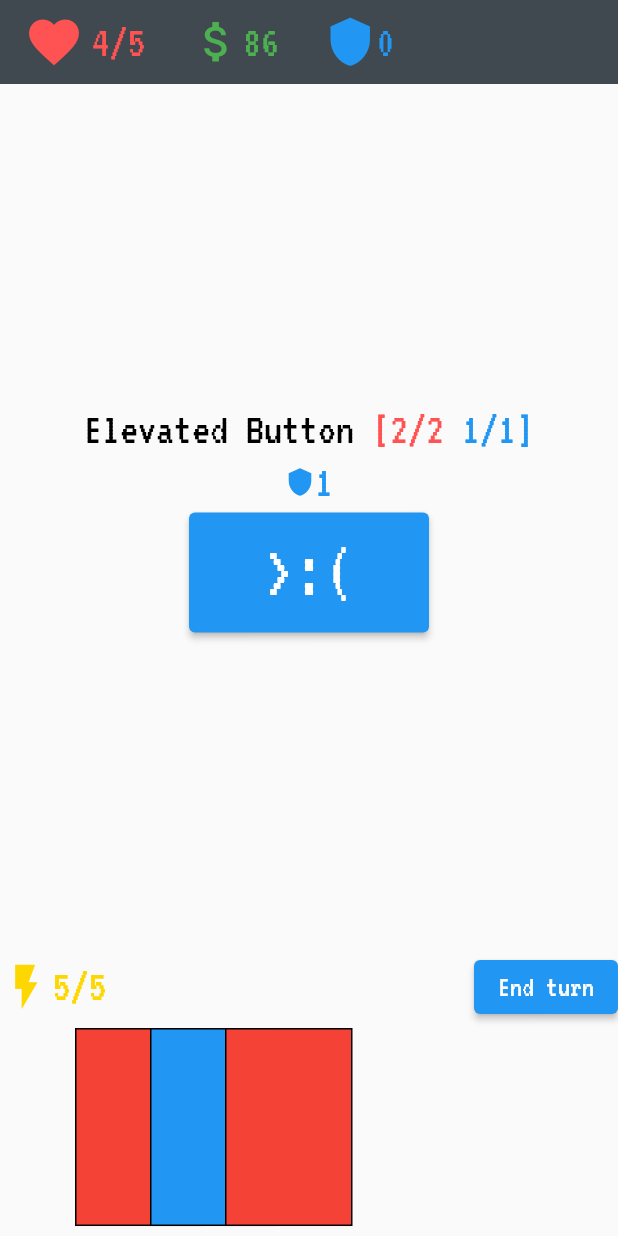
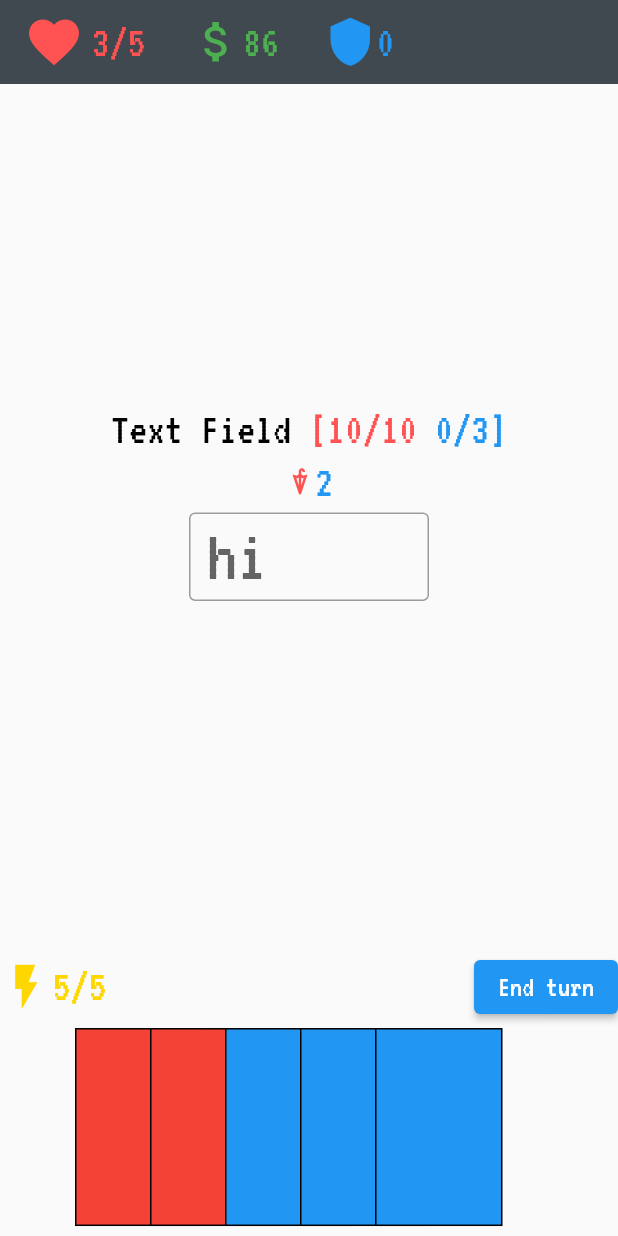
Before and after one commit to thehir0/dotw, a Flutter app: the GameScreen screen opened by its route, after a tap on "End turn", on a phone screen of 412 x 824 dp. Run offline on Flutter 3.47's test engine with Material 2 defaults, Android fonts, the phone set to English and light mode, and no system bars; our stand-ins replace get, google_fonts.

Commit message:
Upgraded card system & Added new enemy

```diff
--- a/lib/cards/offensive_cards/offensive_card.dart
+++ b/lib/cards/offensive_cards/offensive_card.dart
@@ -2,7 +2,6 @@ import 'package:dotw/cards/card.dart';
 import 'package:dotw/entities/enemies/enemy.dart';
 import 'package:dotw/entities/player.dart';
 import 'package:flutter/material.dart';
-import 'package:get/get_state_manager/src/rx_flutter/rx_obx_widget.dart';
 
 class OffensiveCard extends GameCard {
   final int dmg;
@@ -15,7 +14,7 @@ class OffensiveCard extends GameCard {
   });
 
   @override
-  Widget render(){
+  Widget render() {
     return Draggable<GameCard>(
       childWhenDragging: Container(),
       data: this,
--- a/lib/entities/enemies/elevated_button_enemy.dart
+++ b/lib/entities/enemies/elevated_button_enemy.dart
@@ -5,18 +5,15 @@ import 'package:flutter/material.dart';
 import 'package:get/state_manager.dart';
 import 'package:google_fonts/google_fonts.dart';
 
-
 class ElevatedButtonEnemy extends Enemy {
   var face = '>:('.obs;
-
 
   ElevatedButtonEnemy()
       : super(
           name: 'Elevated Button',
           description: 'bla bla',
           hp: 2.obs,
-          hpMax: 2,
-          block: 0.obs,
+          hpMax: 2.obs,
           dmg: 1.obs,
           difficulty: 1,
           moveSet: [MoveSet.attack, MoveSet.block],
@@ -33,7 +30,11 @@ class ElevatedButtonEnemy extends Enemy {
             face.value = '>:(';
           }
         },
-        child: Obx(() => Text(face.value, style: GoogleFonts.vt323(textStyle: const TextStyle(fontSize: 50)),)),
+        child: Obx(() => Text(
+              face.value,
+              style:
+                  GoogleFonts.vt323(textStyle: const TextStyle(fontSize: 50)),
+            )),
       ),
     );
   }
--- a/lib/entities/enemies/enemy.dart
+++ b/lib/entities/enemies/enemy.dart
@@ -15,11 +15,10 @@ class Enemy extends Entity {
     required super.hp,
     required super.hpMax,
     required super.dmg,
-    required super.block,
     required this.moveSet,
     required this.difficulty,
     required this.blockMax,
-  }){
+  }) : super(block: 0.obs) {
     currentMove = moveSet[0].obs; // todo: broken moveset
   }
 
@@ -28,28 +27,28 @@ class Enemy extends Entity {
     return currentMove.value;
   }
 
-  void move(Player player, int turn){
+  void move(Player player, int turn) {
     block.value = 0;
-    if(getMove(turn + 1) == MoveSet.block){
+    if (getMove(turn + 1) == MoveSet.block) {
       blockMove();
     }
-    switch(getMove(turn)){
+    switch (getMove(turn)) {
       case MoveSet.attack:
         attack(player);
         break;
       case MoveSet.support:
         supportMove();
         break;
+      case MoveSet.block:
+        break;
     }
   }
 
-  void blockMove(){
+  void blockMove() {
     block.value = blockMax;
   }
 
-  void supportMove(){
-
-  }
+  void supportMove() {}
 
   @override
   void onDeath(Entity attacker) {
--- /dev/null
+++ b/lib/entities/enemies/text_field_enemy.dart
@@ -0,0 +1,35 @@
+import 'package:dotw/entities/enemies/enemy.dart';
+import 'package:dotw/entities/enemies/move_set.dart';
+import 'package:flutter/material.dart';
+import 'package:get/state_manager.dart';
+import 'package:google_fonts/google_fonts.dart';
+
+class TextFieldEnemy extends Enemy {
+  TextFieldEnemy()
+      : super(
+          name: 'Text Field',
+          description: 'bla bla bla',
+          hp: 10.obs,
+          hpMax: 10.obs,
+          dmg: 2.obs,
+          difficulty: 2,
+          moveSet: [MoveSet.attack, MoveSet.attack, MoveSet.block],
+          blockMax: 3,
+        ) {
+    render = SizedBox(
+      height: 80,
+      width: 160,
+      child: TextField(
+        decoration: InputDecoration(
+          border: const OutlineInputBorder(),
+          labelText: 'hi',
+          labelStyle: GoogleFonts.vt323(
+            textStyle: const TextStyle(
+              fontSize: 50,
+            ),
+          ),
+        ),
+      ),
+    );
+  }
+}
--- a/lib/entities/entity.dart
+++ b/lib/entities/entity.dart
@@ -5,7 +5,7 @@ class Entity {
   final String name;
   final String description;
   Rx<int> hp;
-  final int hpMax;
+  Rx<int> hpMax;
   Rx<int> dmg;
   Rx<int> block;
   late Widget render;
--- a/lib/entities/player.dart
+++ b/lib/entities/player.dart
@@ -1,3 +1,6 @@
+import 'dart:math';
+
+import 'package:dotw/cards/card.dart';
 import 'package:dotw/entities/entity.dart';
 import 'package:get/get.dart';
 
@@ -5,6 +8,7 @@ class Player extends Entity {
   Rx<int> energy;
   Rx<int> money;
   Rx<int> energyMax;
+  RxList<GameCard> deck;
 
   Player({
     required super.name,
@@ -16,5 +20,17 @@ class Player extends Entity {
     required this.energy,
     required this.money,
     required this.energyMax,
+    required this.deck,
   });
+
+  List<GameCard> getHand() {
+    var hand = List<GameCard>.empty().obs;
+    while (hand.length < 5) {
+      var randomCard = (deck..shuffle()).first;
+      if (!hand.contains(randomCard)) {
+        hand.add(randomCard);
+      }
+    }
+    return hand;
+  }
 }
--- a/lib/main.dart
+++ b/lib/main.dart
@@ -2,11 +2,11 @@
 
 import 'package:dotw/cards/defensive_cards/basic_defense.dart';
 import 'package:dotw/cards/offensive_cards/basic_attack.dart';
-import 'package:dotw/cards/offensive_cards/offensive_card.dart';
 import 'package:dotw/entities/enemies/move_set.dart';
+import 'package:dotw/entities/enemies/text_field_enemy.dart';
 import 'package:flutter/material.dart';
 import 'package:get/state_manager.dart';
-import 'package:show_more_text_popup/show_more_text_popup.dart';
+// import 'package:show_more_text_popup/show_more_text_popup.dart';
 
 import 'cards/card.dart';
 import 'entities/enemies/elevated_button_enemy.dart';
@@ -78,33 +78,34 @@ class _GameScreenState extends State<GameScreen> {
   late Player player;
 
   late Enemy currentEnemy;
-
+  late RxList<GameCard> hand;
   int turn = 0;
 
   @override
   initState() {
     super.initState();
-
     player = Player(
       energy: 5.obs,
       dmg: 1.obs,
       description: 'You',
-      hpMax: 5,
+      hpMax: 5.obs,
       money: 86.obs,
       hp: 5.obs,
       block: 0.obs,
       name: 'Player',
       energyMax: 5.obs,
+      deck: (List<GameCard>.of([
+        BasicAttack(),
+        BasicAttack(),
+        BasicAttack(),
+        BasicDefense(),
+        BasicDefense(),
+        BasicDefense(),
+      ])).obs,
     );
-
-    currentEnemy = ElevatedButtonEnemy();
+    hand = player.getHand().obs;
+    currentEnemy = TextFieldEnemy();
   }
-
-  RxList<GameCard> allGameCards = (List<GameCard>.of([
-    BasicAttack(),
-    BasicDefense(),
-    BasicAttack(),
-  ])).obs;
 
   int acceptedData = 0;
 
@@ -114,14 +115,14 @@ class _GameScreenState extends State<GameScreen> {
       For description window
      */
 
-    ShowMoreTextPopup popup = ShowMoreTextPopup(context,
-        text: '123',
-        textStyle: TextStyle(color: Colors.black),
-        height: 200,
-        width: 100,
-        backgroundColor: Color(0xFF16CCCC),
-        padding: EdgeInsets.all(4.0),
-        borderRadius: BorderRadius.circular(10.0));
+    // ShowMoreTextPopup popup = ShowMoreTextPopup(context,
+    //     text: '123',
+    //     textStyle: const TextStyle(color: Colors.black),
+    //     height: 200,
+    //     width: 100,
+    //     backgroundColor: const Color(0xFF16CCCC),
+    //     padding: const EdgeInsets.all(4.0),
+    //     borderRadius: BorderRadius.circular(10.0));
 
     double startPosition = -30.0.obs;
     return Scaffold(
@@ -277,11 +278,11 @@ class _GameScreenState extends State<GameScreen> {
                             player.energy.value--;
 
                             int num = -1;
-                            allGameCards.firstWhere((element) {
+                            hand.firstWhere((element) {
                               num++;
                               return element == card;
                             });
-                            allGameCards.removeAt(num);
+                            hand.removeAt(num);
                           }
                         },
                       ),
@@ -313,6 +314,7 @@ class _GameScreenState extends State<GameScreen> {
                           currentEnemy.move(player, turn);
                           player.block.value = 0;
                           turn++;
+                          hand.value = player.getHand().obs;
                         },
                         child: Text(
                           'End turn',
@@ -328,11 +330,11 @@ class _GameScreenState extends State<GameScreen> {
                   startPosition = 0;
                   return Stack(
                     alignment: Alignment.center,
-                    children: allGameCards.map((e) {
+                    children: hand.map((card) {
                       startPosition += 50;
                       return Positioned(
                         left: startPosition,
-                        child: e.render(),
+                        child: card.render(),
                       );
                     }).toList(),
                   );
```
Also changed, not shown: 1 other file.
